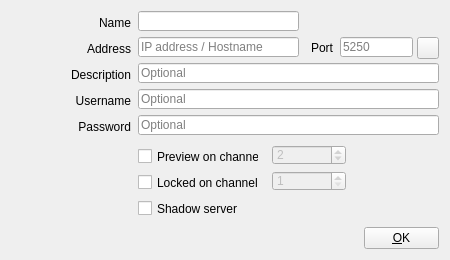
Old version of the form src/Widgets/DeviceDialog.ui in the repository CasparCG/client.
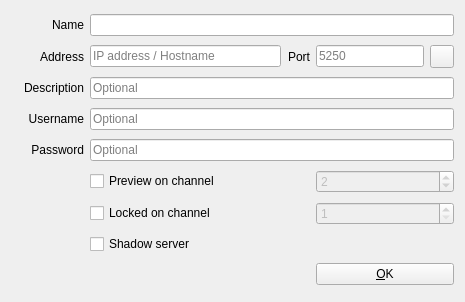
New version of the form. Icons and pictures are not drawn.

Commit message: Simplify layout of assorted widgets

```diff
--- a/src/Widgets/DeviceDialog.ui
+++ b/src/Widgets/DeviceDialog.ui
@@ -6,47 +6,40 @@
    <rect>
     <x>0</x>
     <y>0</y>
-    <width>450</width>
-    <height>260</height>
+    <width>465</width>
+    <height>302</height>
    </rect>
   </property>
-  <property name="minimumSize">
-   <size>
-    <width>450</width>
-    <height>260</height>
-   </size>
-  </property>
-  <property name="maximumSize">
-   <size>
-    <width>450</width>
-    <height>260</height>
-   </size>
-  </property>
   <property name="windowTitle">
    <string>New CasparCG Server</string>
   </property>
+  <layout class="QGridLayout" name="gridLayout">
+   <item row="3" column="2" colspan="4">
   <widget class="QLineEdit" name="lineEditUsername">
-   <property name="geometry">
-    <rect>
-     <x>138</x>
-     <y>89</y>
-     <width>301</width>
-     <height>20</height>
-    </rect>
-   </property>
+     <property name="placeholderText">
+      <string>Optional</string>
+     </property>
+    </widget>
+   </item>
+   <item row="4" column="2" colspan="4">
+    <widget class="QLineEdit" name="lineEditPassword">
+     <property name="echoMode">
+      <enum>QLineEdit::Password</enum>
+     </property>
    <property name="placeholderText">
     <string>Optional</string>
    </property>
   </widget>
+   </item>
+   <item row="2" column="2" colspan="4">
+    <widget class="QLineEdit" name="lineEditDescription">
+     <property name="placeholderText">
+      <string>Optional</string>
+     </property>
+    </widget>
+   </item>
+   <item row="2" column="1">
   <widget class="QLabel" name="labelDescription">
-   <property name="geometry">
-    <rect>
-     <x>60</x>
-     <y>67</y>
-     <width>71</width>
-     <height>16</height>
-    </rect>
-   </property>
    <property name="text">
     <string>Description</string>
    </property>
@@ -54,47 +47,54 @@
     <set>Qt::AlignRight|Qt::AlignTrailing|Qt::AlignVCenter</set>
    </property>
   </widget>
-  <widget class="QPushButton" name="pushButtonOk">
-   <property name="geometry">
-    <rect>
-     <x>364</x>
-     <y>227</y>
-     <width>75</width>
-     <height>22</height>
-    </rect>
-   </property>
+   </item>
+   <item row="1" column="5">
+    <widget class="QToolButton" name="toolButtonTestConnection">
    <property name="focusPolicy">
     <enum>Qt::NoFocus</enum>
    </property>
-   <property name="text">
-    <string>&amp;OK</string>
+     <property name="toolTip">
+      <string>Test Connection</string>
    </property>
    <property name="shortcut">
     <string>Alt+O</string>
    </property>
   </widget>
-  <widget class="QLineEdit" name="lineEditAddress">
-   <property name="geometry">
-    <rect>
-     <x>138</x>
-     <y>37</y>
-     <width>161</width>
-     <height>20</height>
-    </rect>
-   </property>
-   <property name="placeholderText">
-    <string>IP address / Hostname</string>
-   </property>
-  </widget>
+   </item>
+   <item row="6" column="4" colspan="2">
+    <widget class="QSpinBox" name="spinBoxLockedChannel">
+     <property name="enabled">
+      <bool>false</bool>
+     </property>
+     <property name="sizePolicy">
+      <sizepolicy hsizetype="Expanding" vsizetype="Fixed">
+       <horstretch>0</horstretch>
+       <verstretch>0</verstretch>
+      </sizepolicy>
+     </property>
+     <property name="minimum">
+      <number>1</number>
+     </property>
+     <property name="value">
+      <number>1</number>
+     </property>
+    </widget>
+   </item>
+   <item row="0" column="0" rowspan="3">
+    <widget class="QLabel" name="labelDeviceIcon">
+     <property name="text">
+      <string/>
+     </property>
+     <property name="pixmap">
+      <pixmap resource="Widgets.qrc">:/Graphics/Images/ServerBig.png</pixmap>
+     </property>
+     <property name="alignment">
+      <set>Qt::AlignCenter</set>
+     </property>
+    </widget>
+   </item>
+   <item row="1" column="1">
   <widget class="QLabel" name="labelAddress">
-   <property name="geometry">
-    <rect>
-     <x>80</x>
-     <y>41</y>
-     <width>51</width>
-     <height>16</height>
-    </rect>
-   </property>
    <property name="text">
     <string>Address</string>
    </property>
@@ -102,15 +102,23 @@
     <set>Qt::AlignRight|Qt::AlignTrailing|Qt::AlignVCenter</set>
    </property>
   </widget>
+   </item>
+   <item row="1" column="2">
+    <widget class="QLineEdit" name="lineEditAddress">
+     <property name="placeholderText">
+      <string>IP address / Hostname</string>
+     </property>
+    </widget>
+   </item>
+   <item row="6" column="2">
+    <widget class="QCheckBox" name="checkBoxLocked">
+     <property name="text">
+      <string>Locked on channel</string>
+     </property>
+    </widget>
+   </item>
+   <item row="1" column="3">
   <widget class="QLabel" name="labelPort">
-   <property name="geometry">
-    <rect>
-     <x>302</x>
-     <y>38</y>
-     <width>31</width>
-     <height>20</height>
-    </rect>
-   </property>
    <property name="text">
     <string>Port</string>
    </property>
@@ -118,43 +126,34 @@
     <set>Qt::AlignRight|Qt::AlignTrailing|Qt::AlignVCenter</set>
    </property>
   </widget>
-  <widget class="QLabel" name="labelUsername">
-   <property name="geometry">
-    <rect>
-     <x>60</x>
-     <y>93</y>
-     <width>71</width>
-     <height>16</height>
-    </rect>
-   </property>
+   </item>
+   <item row="0" column="1">
+    <widget class="QLabel" name="labelDeviceName">
    <property name="text">
-    <string>Username</string>
+      <string>Name</string>
    </property>
    <property name="alignment">
     <set>Qt::AlignRight|Qt::AlignTrailing|Qt::AlignVCenter</set>
    </property>
   </widget>
-  <widget class="QLineEdit" name="lineEditDescription">
-   <property name="geometry">
-    <rect>
-     <x>138</x>
-     <y>63</y>
-     <width>301</width>
-     <height>20</height>
-    </rect>
-   </property>
-   <property name="placeholderText">
-    <string>Optional</string>
-   </property>
-  </widget>
+   </item>
+   <item row="4" column="0" colspan="2">
+    <widget class="QLabel" name="labelPassword">
+     <property name="text">
+      <string>Password</string>
+     </property>
+     <property name="alignment">
+      <set>Qt::AlignRight|Qt::AlignTrailing|Qt::AlignVCenter</set>
+     </property>
+    </widget>
+   </item>
+   <item row="1" column="4">
   <widget class="QLineEdit" name="lineEditPort">
-   <property name="geometry">
-    <rect>
-     <x>340</x>
-     <y>37</y>
-     <width>73</width>
-     <height>20</height>
-    </rect>
+     <property name="sizePolicy">
+      <sizepolicy hsizetype="Maximum" vsizetype="Fixed">
+       <horstretch>0</horstretch>
+       <verstretch>0</verstretch>
+      </sizepolicy>
    </property>
    <property name="focusPolicy">
     <enum>Qt::ClickFocus</enum>
@@ -163,127 +162,19 @@
     <string>5250</string>
    </property>
   </widget>
-  <widget class="QLabel" name="labelPassword">
-   <property name="geometry">
-    <rect>
-     <x>60</x>
-     <y>117</y>
-     <width>71</width>
-     <height>20</height>
-    </rect>
-   </property>
-   <property name="text">
-    <string>Password</string>
-   </property>
-   <property name="alignment">
-    <set>Qt::AlignRight|Qt::AlignTrailing|Qt::AlignVCenter</set>
-   </property>
-  </widget>
-  <widget class="QLineEdit" name="lineEditPassword">
-   <property name="geometry">
-    <rect>
-     <x>138</x>
-     <y>115</y>
-     <width>301</width>
-     <height>20</height>
-    </rect>
-   </property>
-   <property name="echoMode">
-    <enum>QLineEdit::Password</enum>
-   </property>
-   <property name="placeholderText">
-    <string>Optional</string>
-   </property>
-  </widget>
+   </item>
+   <item row="7" column="2" colspan="2">
   <widget class="QCheckBox" name="checkBoxShadow">
-   <property name="geometry">
-    <rect>
-     <x>138</x>
-     <y>200</y>
-     <width>151</width>
-     <height>17</height>
-    </rect>
-   </property>
    <property name="text">
     <string>Shadow server</string>
    </property>
   </widget>
-  <widget class="QLineEdit" name="lineEditDeviceName">
-   <property name="geometry">
-    <rect>
-     <x>138</x>
-     <y>11</y>
-     <width>161</width>
-     <height>20</height>
-    </rect>
-   </property>
-  </widget>
-  <widget class="QLabel" name="labelDeviceName">
-   <property name="geometry">
-    <rect>
-     <x>80</x>
-     <y>15</y>
-     <width>51</width>
-     <height>16</height>
-    </rect>
-   </property>
-   <property name="text">
-    <string>Name</string>
-   </property>
-   <property name="alignment">
-    <set>Qt::AlignRight|Qt::AlignTrailing|Qt::AlignVCenter</set>
-   </property>
-  </widget>
-  <widget class="QLabel" name="labelDeviceIcon">
-   <property name="geometry">
-    <rect>
-     <x>10</x>
-     <y>13</y>
-     <width>64</width>
-     <height>64</height>
-    </rect>
-   </property>
-   <property name="text">
-    <string/>
-   </property>
-   <property name="pixmap">
-    <pixmap resource="Widgets.qrc">:/Graphics/Images/ServerBig.png</pixmap>
-   </property>
-   <property name="alignment">
-    <set>Qt::AlignCenter</set>
-   </property>
-  </widget>
-  <widget class="QToolButton" name="toolButtonTestConnection">
-   <property name="geometry">
-    <rect>
-     <x>417</x>
-     <y>37</y>
-     <width>22</width>
-     <height>22</height>
-    </rect>
-   </property>
-   <property name="focusPolicy">
-    <enum>Qt::NoFocus</enum>
-   </property>
-   <property name="toolTip">
-    <string>Test Connection</string>
-   </property>
-   <property name="shortcut">
-    <string>Alt+O</string>
-   </property>
-  </widget>
+   </item>
+   <item row="5" column="4" colspan="2">
   <widget class="QSpinBox" name="spinBoxPreviewChannel">
    <property name="enabled">
     <bool>false</bool>
    </property>
-   <property name="geometry">
-    <rect>
-     <x>272</x>
-     <y>145</y>
-     <width>74</width>
-     <height>20</height>
-    </rect>
-   </property>
    <property name="sizePolicy">
     <sizepolicy hsizetype="Expanding" vsizetype="Fixed">
      <horstretch>0</horstretch>
@@ -297,57 +188,41 @@
     <number>2</number>
    </property>
   </widget>
+   </item>
+   <item row="3" column="0" colspan="2">
+    <widget class="QLabel" name="labelUsername">
+     <property name="text">
+      <string>Username</string>
+     </property>
+     <property name="alignment">
+      <set>Qt::AlignRight|Qt::AlignTrailing|Qt::AlignVCenter</set>
+     </property>
+    </widget>
+   </item>
+   <item row="0" column="2" colspan="4">
+    <widget class="QLineEdit" name="lineEditDeviceName"/>
+   </item>
+   <item row="5" column="2">
   <widget class="QCheckBox" name="checkBoxPreview">
-   <property name="geometry">
-    <rect>
-     <x>138</x>
-     <y>148</y>
-     <width>121</width>
-     <height>17</height>
-    </rect>
-   </property>
    <property name="text">
     <string>Preview on channel</string>
    </property>
   </widget>
-  <widget class="QCheckBox" name="checkBoxLocked">
-   <property name="geometry">
-    <rect>
-     <x>138</x>
-     <y>174</y>
-     <width>121</width>
-     <height>17</height>
-    </rect>
+   </item>
+   <item row="8" column="4" colspan="2">
+    <widget class="QPushButton" name="pushButtonOk">
+     <property name="focusPolicy">
+      <enum>Qt::NoFocus</enum>
    </property>
    <property name="text">
-    <string>Locked on channel</string>
-   </property>
-  </widget>
-  <widget class="QSpinBox" name="spinBoxLockedChannel">
-   <property name="enabled">
-    <bool>false</bool>
-   </property>
-   <property name="geometry">
-    <rect>
-     <x>272</x>
-     <y>171</y>
-     <width>74</width>
-     <height>20</height>
-    </rect>
-   </property>
-   <property name="sizePolicy">
-    <sizepolicy hsizetype="Expanding" vsizetype="Fixed">
-     <horstretch>0</horstretch>
-     <verstretch>0</verstretch>
-    </sizepolicy>
-   </property>
-   <property name="minimum">
-    <number>1</number>
-   </property>
-   <property name="value">
-    <number>1</number>
-   </property>
-  </widget>
+      <string>&amp;OK</string>
+     </property>
+     <property name="shortcut">
+      <string>Alt+O</string>
+     </property>
+    </widget>
+   </item>
+  </layout>
  </widget>
  <tabstops>
   <tabstop>lineEditDeviceName</tabstop>
```
Left out of the diff: 5 changed lines with no effect on the pictures. Lines whose indentation alone changed are shown as unchanged. The commit also changes 13 other files.
